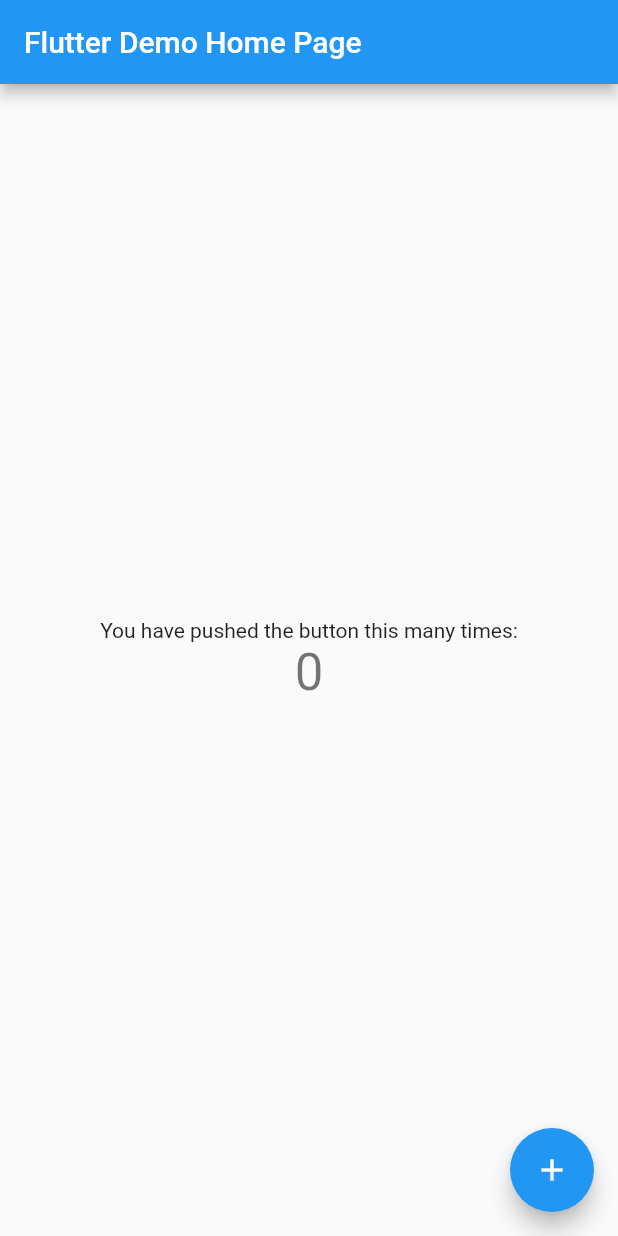
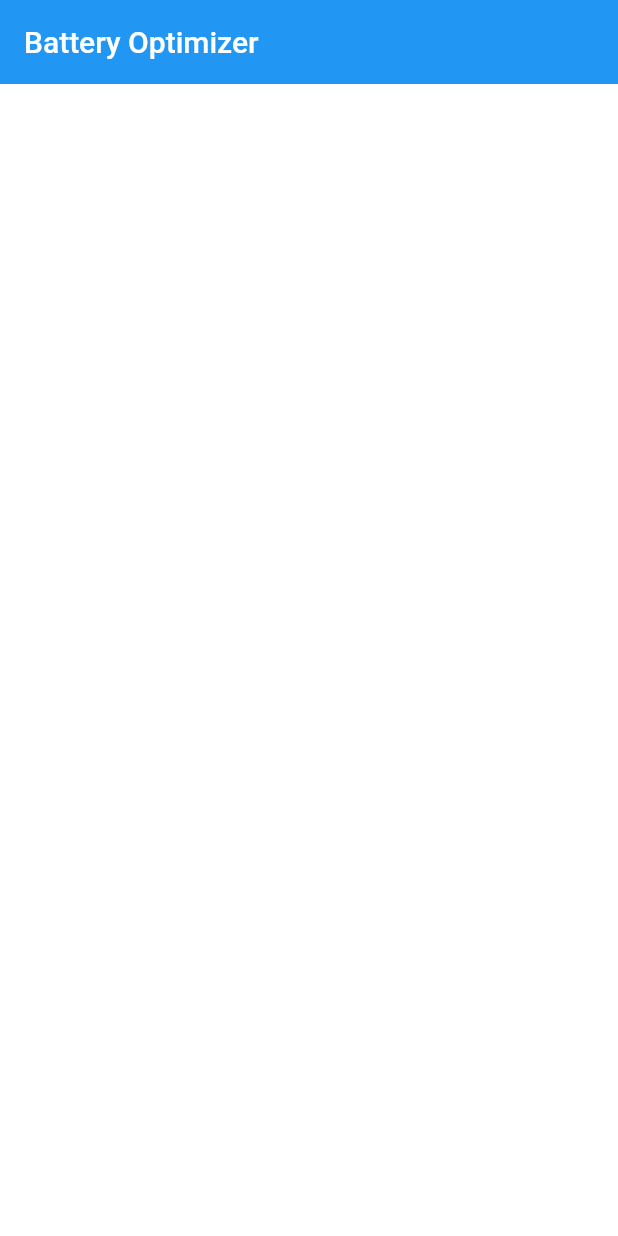
Before and after one commit to Saku-33/ButteryOptimizer-Flutter, a Flutter app: the screen it shows after launch, on a phone screen of 412 x 824 dp. Run offline on Flutter 3.47's test engine with Material 2 defaults, Android fonts, the phone set to English and light mode, and no system bars.

Commit message:
雛形作成

```diff
--- a/lib/main.dart
+++ b/lib/main.dart
@@ -1,115 +1,51 @@
+import 'dart:math';
 import 'package:flutter/material.dart';
 
+const kColorPurple = Color(0xFF8337EC);
+const kColorPink = Color(0xFFFF006F);
+const kColorIndicatorBegin = kColorPink;
+const kColorIndicatorEnd = kColorPurple;
+const kColorTitle = Color(0xFF616161);
+const kColorText = Color(0xFF9E9E9E);
+const kElevation = 4.0;
+
 void main() {
-  runApp(const MyApp());
+  runApp(MyApp());
 }
 
 class MyApp extends StatelessWidget {
-  const MyApp({Key? key}) : super(key: key);
-
-  // This widget is the root of your application.
   @override
   Widget build(BuildContext context) {
     return MaterialApp(
+      debugShowCheckedModeBanner: false,
       title: 'Flutter Demo',
-      theme: ThemeData(
-        // This is the theme of your application.
-        //
-        // Try running your application with "flutter run". You'll see the
-        // application has a blue toolbar. Then, without quitting the app, try
-        // changing the primarySwatch below to Colors.green and then invoke
-        // "hot reload" (press "r" in the console where you ran "flutter run",
-        // or simply save your changes to "hot reload" in a Flutter IDE).
-        // Notice that the counter didn't reset back to zero; the application
-        // is not restarted.
-        primarySwatch: Colors.blue,
+      theme: ThemeData.light().copyWith(
+        primaryColor: Colors.white,
+        primaryTextTheme: TextTheme(
+          headline6: TextStyle(color: kColorTitle),
+        ),
+        backgroundColor: Colors.white,
       ),
-      home: const MyHomePage(title: 'Flutter Demo Home Page'),
+      home: BatteryOptimizerPage(),
     );
   }
 }
 
-class MyHomePage extends StatefulWidget {
-  const MyHomePage({Key? key, required this.title}) : super(key: key);
-
-  // This widget is the home page of your application. It is stateful, meaning
-  // that it has a State object (defined below) that contains fields that affect
-  // how it looks.
-
-  // This class is the configuration for the state. It holds the values (in this
-  // case the title) provided by the parent (in this case the App widget) and
-  // used by the build method of the State. Fields in a Widget subclass are
-  // always marked "final".
-
-  final String title;
-
-  @override
-  State<MyHomePage> createState() => _MyHomePageState();
-}
-
-class _MyHomePageState extends State<MyHomePage> {
-  int _counter = 0;
-
-  void _incrementCounter() {
-    setState(() {
-      // This call to setState tells the Flutter framework that something has
-      // changed in this State, which causes it to rerun the build method below
-      // so that the display can reflect the updated values. If we changed
-      // _counter without calling setState(), then the build method would not be
-      // called again, and so nothing would appear to happen.
-      _counter++;
-    });
-  }
-
+class BatteryOptimizerPage extends StatelessWidget {
   @override
   Widget build(BuildContext context) {
-    // This method is rerun every time setState is called, for instance as done
-    // by the _incrementCounter method above.
-    //
-    // The Flutter framework has been optimized to make rerunning build methods
-    // fast, so that you can just rebuild anything that needs updating rather
-    // than having to individually change instances of widgets.
     return Scaffold(
+      backgroundColor: Theme.of(context).backgroundColor,
       appBar: AppBar(
-        // Here we take the value from the MyHomePage object that was created by
-        // the App.build method, and use it to set our appbar title.
-        title: Text(widget.title),
+        title: Text('Battery Optimizer'),
+        centerTitle: false,
+        elevation: 0,
       ),
-      body: Center(
-        // Center is a layout widget. It takes a single child and positions it
-        // in the middle of the parent.
+      body: SingleChildScrollView(
         child: Column(
-          // Column is also a layout widget. It takes a list of children and
-          // arranges them vertically. By default, it sizes itself to fit its
-          // children horizontally, and tries to be as tall as its parent.
-          //
-          // Invoke "debug painting" (press "p" in the console, choose the
-          // "Toggle Debug Paint" action from the Flutter Inspector in Android
-          // Studio, or the "Toggle Debug Paint" command in Visual Studio Code)
-          // to see the wireframe for each widget.
-          //
-          // Column has various properties to control how it sizes itself and
-          // how it positions its children. Here we use mainAxisAlignment to
-          // center the children vertically; the main axis here is the vertical
-          // axis because Columns are vertical (the cross axis would be
-          // horizontal).
-          mainAxisAlignment: MainAxisAlignment.center,
-          children: <Widget>[
-            const Text(
-              'You have pushed the button this many times:',
-            ),
-            Text(
-              '$_counter',
-              style: Theme.of(context).textTheme.headline4,
-            ),
-          ],
+          children: [],
         ),
       ),
-      floatingActionButton: FloatingActionButton(
-        onPressed: _incrementCounter,
-        tooltip: 'Increment',
-        child: const Icon(Icons.add),
-      ), // This trailing comma makes auto-formatting nicer for build methods.
     );
   }
 }
```
